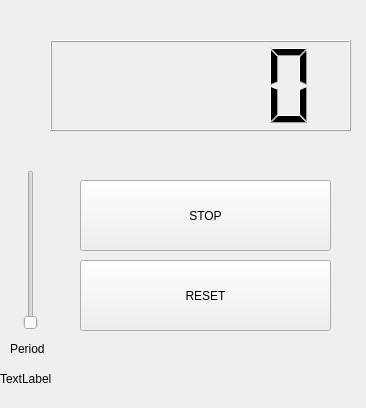
The window that counterDlg.ui (CoferSamuel/ODFE_robotica) describes before a commit, drawn with Qt 5.
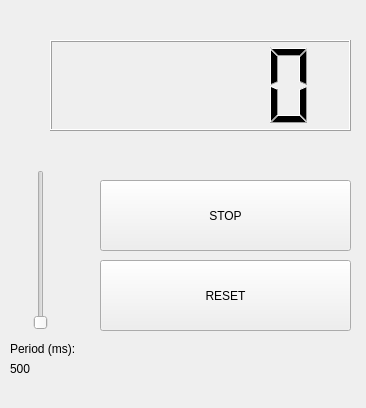
The same window after the commit.

Diff of the .ui file:
```diff
--- a/counterDlg.ui
+++ b/counterDlg.ui
@@ -16,7 +16,7 @@
   <widget class="QPushButton" name="button">
    <property name="geometry">
     <rect>
-     <x>80</x>
+     <x>100</x>
      <y>180</y>
      <width>251</width>
      <height>71</height>
@@ -39,7 +39,7 @@
   <widget class="QPushButton" name="pushButton">
    <property name="geometry">
     <rect>
-     <x>80</x>
+     <x>100</x>
      <y>260</y>
      <width>251</width>
      <height>71</height>
@@ -52,7 +52,7 @@
   <widget class="QSlider" name="verticalSlider">
    <property name="geometry">
     <rect>
-     <x>10</x>
+     <x>20</x>
      <y>170</y>
      <width>41</width>
      <height>160</height>
@@ -73,25 +73,25 @@
     <rect>
      <x>10</x>
      <y>340</y>
-     <width>66</width>
+     <width>81</width>
      <height>18</height>
     </rect>
    </property>
    <property name="text">
-    <string>Period</string>
+    <string>Period (ms):</string>
    </property>
   </widget>
   <widget class="QLabel" name="label_2">
    <property name="geometry">
     <rect>
-     <x>0</x>
-     <y>370</y>
+     <x>10</x>
+     <y>360</y>
      <width>66</width>
      <height>18</height>
     </rect>
    </property>
    <property name="text">
-    <string>TextLabel</string>
+    <string>500</string>
    </property>
   </widget>
  </widget>
```
Left out of the diff: 15 changed lines with no effect on the pictures.
